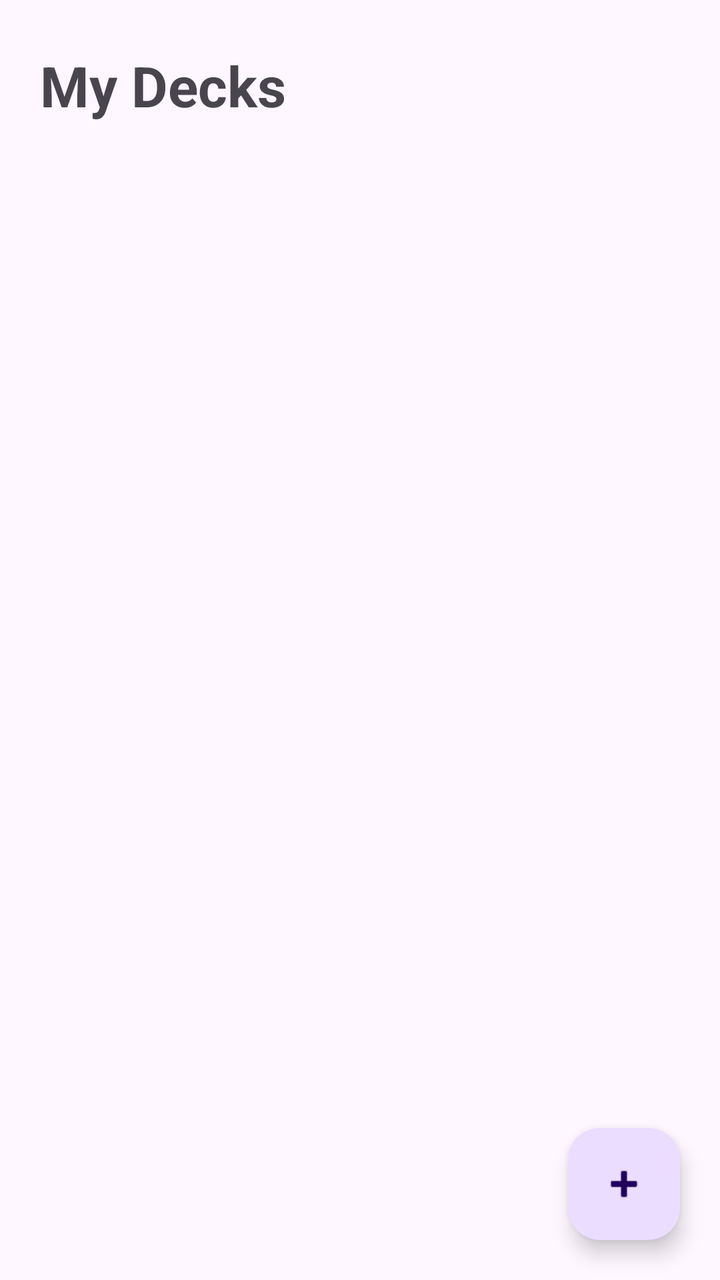
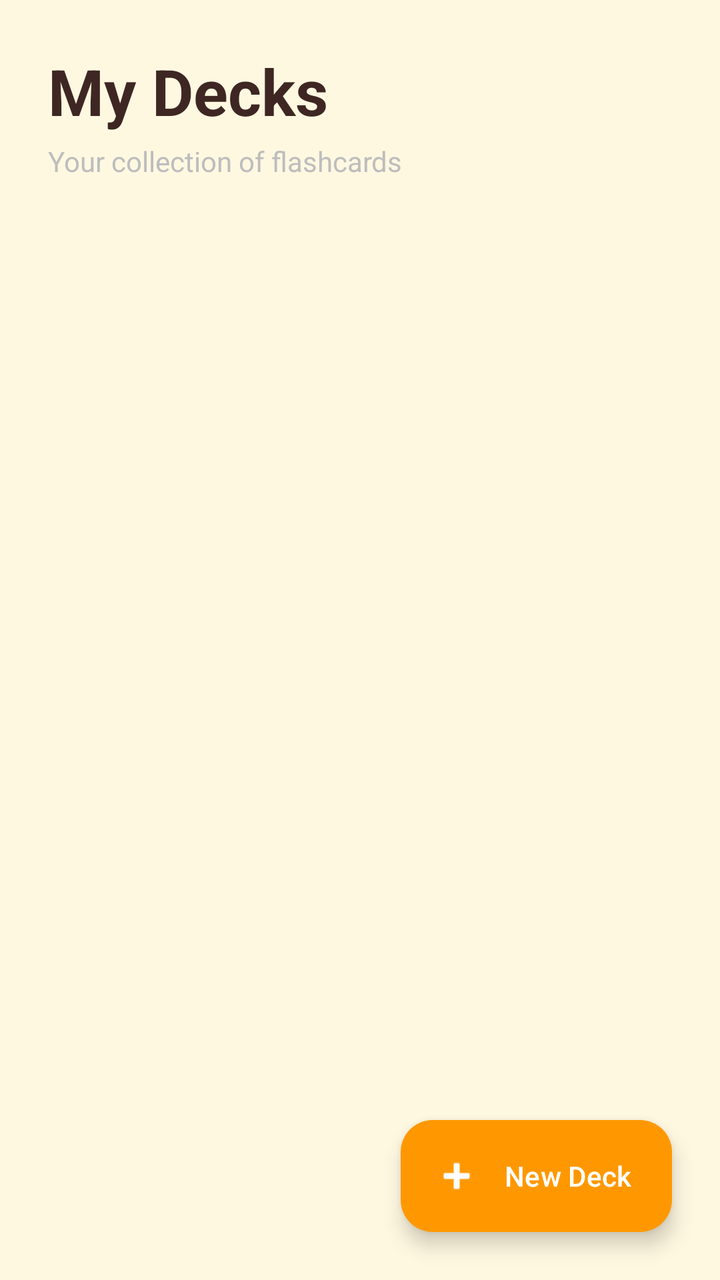

An Android layout rendered at two revisions. The XML below is the earlier revision; the diff shows what the commit changed to produce the second picture.
<!-- AndroidManifest.xml: application theme Theme.FlashNote -->
<!-- res/layout/activity_main.xml -->
<?xml version="1.0" encoding="utf-8"?>
<androidx.constraintlayout.widget.ConstraintLayout xmlns:android="http://schemas.android.com/apk/res/android"
    xmlns:app="http://schemas.android.com/apk/res-auto"
    xmlns:tools="http://schemas.android.com/tools"
    android:id="@+id/main"
    android:layout_width="match_parent"
    android:layout_height="match_parent"
    tools:context=".MainActivity">

    <TextView
        android:id="@+id/titleText"
        android:layout_width="wrap_content"
        android:layout_height="wrap_content"
        android:layout_marginStart="20dp"
        android:layout_marginTop="24dp"
        android:text="My Decks"
        android:textSize="28sp"
        android:textStyle="bold"
        app:layout_constraintStart_toStartOf="parent"
        app:layout_constraintTop_toTopOf="parent" />

    <androidx.recyclerview.widget.RecyclerView
        android:id="@+id/decksRecyclerView"
        android:layout_width="0dp"
        android:layout_height="0dp"
        android:layout_marginTop="16dp"
        app:layout_constraintBottom_toBottomOf="parent"
        app:layout_constraintEnd_toEndOf="parent"
        app:layout_constraintStart_toStartOf="parent"
        app:layout_constraintTop_toBottomOf="@id/titleText" />

    <com.google.android.material.floatingactionbutton.FloatingActionButton
        android:id="@+id/addDeckButton"
        android:layout_width="wrap_content"
        android:layout_height="wrap_content"
        android:layout_margin="20dp"
        android:contentDescription="Add Deck"
        android:src="@android:drawable/ic_input_add"
        app:layout_constraintBottom_toBottomOf="parent"
        app:layout_constraintEnd_toEndOf="parent" />

</androidx.constraintlayout.widget.ConstraintLayout>
<!-- resources referenced by this layout -->
<resources>
  <style name="Theme.FlashNote" parent="Base.Theme.FlashNote" />
  <style name="Base.Theme.FlashNote" parent="Theme.Material3.DayNight.NoActionBar">
          
          
      </style>
</resources>

<!-- the commit's change to res/layout/activity_main.xml (unified diff, before → after) -->
@@ -5,37 +5,55 @@
     android:id="@+id/main"
     android:layout_width="match_parent"
     android:layout_height="match_parent"
-    tools:context=".MainActivity">
+    android:background="@color/surface"
+    tools:context=".MainActivity"
+    >
 
-    <TextView
-        android:id="@+id/titleText"
-        android:layout_width="wrap_content"
+    <LinearLayout
+        android:id="@+id/headerLayout"
+        android:layout_width="match_parent"
         android:layout_height="wrap_content"
-        android:layout_marginStart="20dp"
-        android:layout_marginTop="24dp"
-        android:text="My Decks"
-        android:textSize="28sp"
-        android:textStyle="bold"
-        app:layout_constraintStart_toStartOf="parent"
-        app:layout_constraintTop_toTopOf="parent" />
+        android:orientation="vertical"
+        android:padding="24dp"
+        app:layout_constraintTop_toTopOf="parent">
+
+        <TextView
+            android:id="@+id/titleText"
+            android:layout_width="wrap_content"
+            android:layout_height="wrap_content"
+            android:text="@string/my_decks"
+            android:textColor="@color/on_surface"
+            android:textSize="32sp"
+            android:textStyle="bold" />
+
+        <TextView
+            android:layout_width="wrap_content"
+            android:layout_height="wrap_content"
+            android:layout_marginTop="4dp"
+            android:text="@string/decks_subtitle"
+            android:textColor="@color/divider"
+            android:textSize="14sp" />
+    </LinearLayout>
 
     <androidx.recyclerview.widget.RecyclerView
         android:id="@+id/decksRecyclerView"
-        android:layout_width="0dp"
+        android:layout_width="match_parent"
         android:layout_height="0dp"
-        android:layout_marginTop="16dp"
+        android:clipToPadding="false"
+        android:paddingBottom="88dp"
         app:layout_constraintBottom_toBottomOf="parent"
-        app:layout_constraintEnd_toEndOf="parent"
-        app:layout_constraintStart_toStartOf="parent"
-        app:layout_constraintTop_toBottomOf="@id/titleText" />
+        app:layout_constraintTop_toBottomOf="@id/headerLayout" />
 
-    <com.google.android.material.floatingactionbutton.FloatingActionButton
+    <com.google.android.material.floatingactionbutton.ExtendedFloatingActionButton
         android:id="@+id/addDeckButton"
         android:layout_width="wrap_content"
         android:layout_height="wrap_content"
-        android:layout_margin="20dp"
-        android:contentDescription="Add Deck"
-        android:src="@android:drawable/ic_input_add"
+        android:layout_margin="24dp"
+        android:text="@string/new_deck"
+        android:textColor="@color/on_primary"
+        app:backgroundTint="@color/primary"
+        app:icon="@android:drawable/ic_input_add"
+        app:iconTint="@color/on_primary"
         app:layout_constraintBottom_toBottomOf="parent"
         app:layout_constraintEnd_toEndOf="parent" />
 
<!-- resource entries referenced after the edit -->
@@ -1,9 +1,25 @@
 <!-- resources referenced by this layout -->
 <resources>
+  <color name="divider">#BDBDBD</color>
+  <color name="on_primary">#FFFFFF</color>
+  <color name="on_surface">#3E2723</color>
+  <color name="primary">#FF9800</color>
+  <color name="surface">#FFF8E1</color>
+  <string name="decks_subtitle">Your collection of flashcards</string>
+  <string name="my_decks">My Decks</string>
+  <string name="new_deck">New Deck</string>
   <style name="Theme.FlashNote" parent="Base.Theme.FlashNote" />
   <style name="Base.Theme.FlashNote" parent="Theme.Material3.DayNight.NoActionBar">
-          
-          
+          <item name="colorPrimary">@color/primary</item>
+          <item name="colorOnPrimary">@color/on_primary</item>
+          <item name="colorSecondary">@color/secondary</item>
+          <item name="colorOnSecondary">@color/on_secondary</item>
+          <item name="android:windowBackground">@color/background</item>
+          <item name="colorSurface">@color/surface</item>
+          <item name="colorOnSurface">@color/on_surface</item>
       </style>
+  <color name="secondary">#FF5722</color>
+  <color name="on_secondary">#FFFFFF</color>
+  <color name="background">#FFFFFF</color>
 </resources>
 
